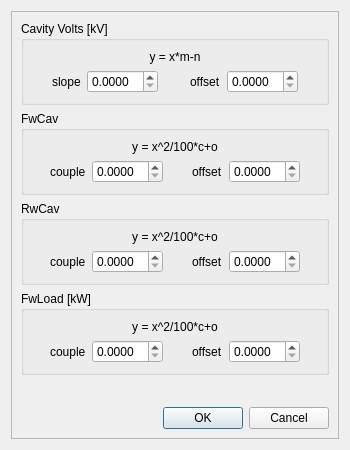
The window that src/widgets/ui/FacadeAdjustments.ui (srgblnch/FastDataLoggerGUI) describes before a commit, drawn with Qt 5.
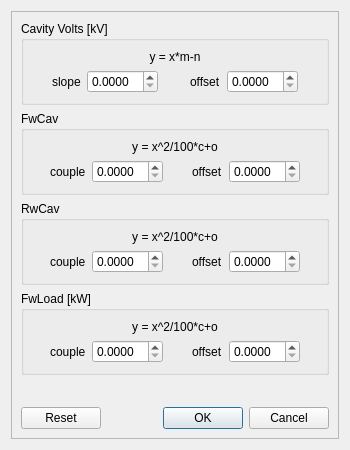
The same window after the commit. Custom widgets are drawn as their Qt base class.

Commit message: new 'reset' button in the facade adjustments to restablish values from the facade devices

The edit to the form file:
```diff
--- a/src/widgets/ui/FacadeAdjustments.ui
+++ b/src/widgets/ui/FacadeAdjustments.ui
@@ -32,7 +32,7 @@
        <item row="5" column="0">
         <widget class="QDialogButtonBox" name="buttonBox">
          <property name="standardButtons">
-          <set>QDialogButtonBox::Cancel|QDialogButtonBox::Ok</set>
+          <set>QDialogButtonBox::Cancel|QDialogButtonBox::Ok|QDialogButtonBox::Reset</set>
          </property>
         </widget>
        </item>
```
The commit also changes 2 other files.
